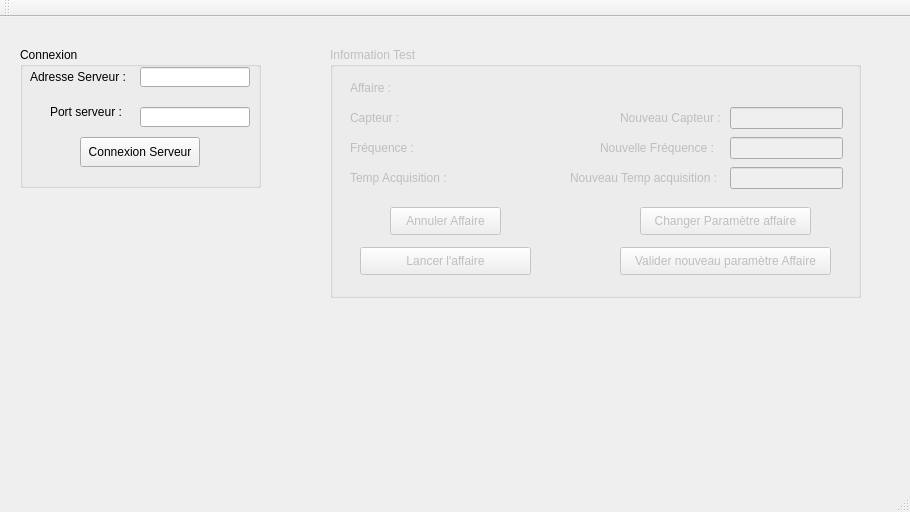
First picture: the form in PosteBanc/PosteBanc/PosteBanc.ui, repository Woulfty/Projet_Verin, before the edit.
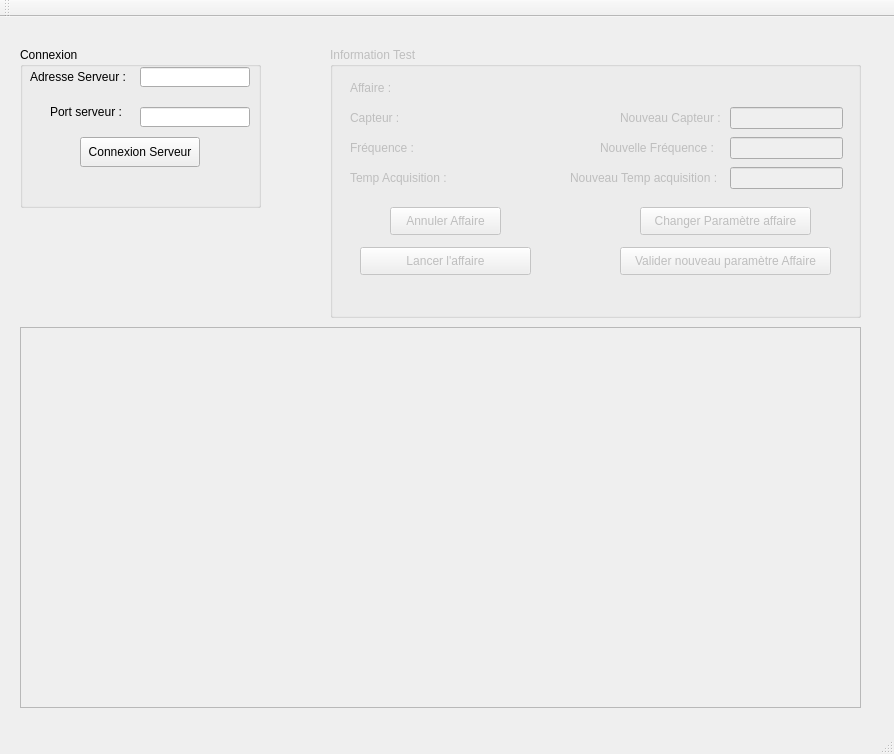
Second picture: the form after the edit.

What changed in the file:
```diff
--- a/PosteBanc/PosteBanc/PosteBanc.ui
+++ b/PosteBanc/PosteBanc/PosteBanc.ui
@@ -6,8 +6,8 @@
    <rect>
     <x>0</x>
     <y>0</y>
-    <width>910</width>
-    <height>512</height>
+    <width>894</width>
+    <height>754</height>
    </rect>
   </property>
   <property name="windowTitle">
@@ -20,7 +20,7 @@
       <x>20</x>
       <y>30</y>
       <width>241</width>
-      <height>141</height>
+      <height>161</height>
      </rect>
     </property>
     <property name="title">
@@ -85,6 +85,19 @@
       <string>Connexion Serveur</string>
      </property>
     </widget>
+    <widget class="QLabel" name="ErreurServeur">
+     <property name="geometry">
+      <rect>
+       <x>50</x>
+       <y>130</y>
+       <width>181</width>
+       <height>21</height>
+      </rect>
+     </property>
+     <property name="text">
+      <string/>
+     </property>
+    </widget>
    </widget>
    <widget class="QGroupBox" name="InformationTest">
     <property name="enabled">
@@ -95,7 +108,7 @@
       <x>330</x>
       <y>30</y>
       <width>531</width>
-      <height>251</height>
+      <height>271</height>
      </rect>
     </property>
     <property name="title">
@@ -347,6 +360,42 @@
       <string>Lancer l'affaire</string>
      </property>
     </widget>
+    <widget class="QLabel" name="ErreurArduino">
+     <property name="geometry">
+      <rect>
+       <x>30</x>
+       <y>240</y>
+       <width>181</width>
+       <height>21</height>
+      </rect>
+     </property>
+     <property name="text">
+      <string/>
+     </property>
+    </widget>
+   </widget>
+   <widget class="QScrollArea" name="scrollArea">
+    <property name="geometry">
+     <rect>
+      <x>20</x>
+      <y>310</y>
+      <width>841</width>
+      <height>381</height>
+     </rect>
+    </property>
+    <property name="widgetResizable">
+     <bool>true</bool>
+    </property>
+    <widget class="QWidget" name="scrollAreaWidgetContents">
+     <property name="geometry">
+      <rect>
+       <x>0</x>
+       <y>0</y>
+       <width>839</width>
+       <height>379</height>
+      </rect>
+     </property>
+    </widget>
    </widget>
   </widget>
   <widget class="QMenuBar" name="menuBar">
```
Left out of the diff: 2 changed lines with no effect on the pictures.
